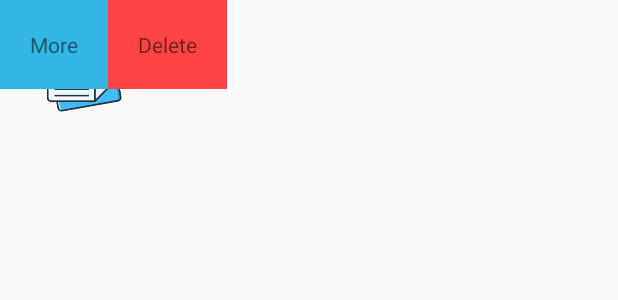
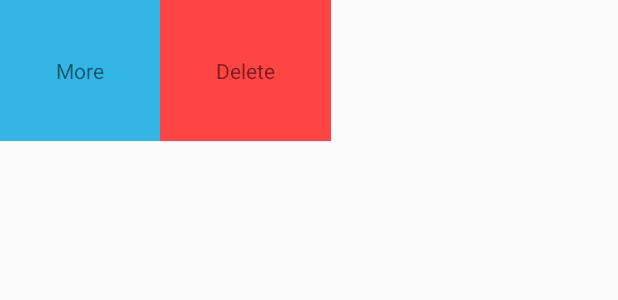
Before and after one commit to fordai/Markdownald-Android, an Android app: the layout activity_main_adapter.xml on its own in the app's theme, with its tools: preview values and no code run, on a phone screen of 412 x 824 dp. Shown: the top 300 px of the screen. Run offline under Robolectric (Android 15) with nearby library versions, the phone set to English and light mode, and no system bars; plain views replace EasySwipeMenuLayout.

Commit message:
...update adapter layout

```diff
--- a/app/src/main/res/layout/activity_main_adapter.xml
+++ b/app/src/main/res/layout/activity_main_adapter.xml
@@ -9,20 +9,20 @@
     >
 
 
-
-
     <RelativeLayout
         android:id="@+id/view_content"
         android:layout_width="match_parent"
         android:layout_height="wrap_content"
         android:orientation="vertical"
-        android:padding="20dp">
+        android:padding="13dp">
 
         <ImageView
             android:id="@+id/image_notebook"
             android:layout_width="69dp"
             android:layout_height="56dp"
-            android:src="@drawable/notes"/>
+            android:src="@drawable/notes"
+            android:scaleX="0.6"
+            android:scaleY="0.6"/>
 
         <TextView
             android:id="@+id/notebook_title"
@@ -30,20 +30,22 @@
             android:layout_height="58dp"
             android:gravity="center"
             android:paddingLeft="60dp"
-            android:textSize="18dp"
+            android:textSize="15dp"
             android:textStyle="bold" />
+
         <LinearLayout
             android:id="@+id/view_conten"
             android:layout_width="match_parent"
             android:layout_height="wrap_content"
             android:orientation="vertical"
-            android:padding="20dp">
+            android:padding="15dp">
 
             <TextView
                 android:id="@+id/text_title"
                 android:layout_width="wrap_content"
                 android:layout_height="wrap_content"
-                android:paddingLeft="60dp" />
+                android:paddingLeft="60dp"
+                android:textSize="15dp"/>
         </LinearLayout>
 
 
@@ -63,7 +65,7 @@
             android:layout_width="wrap_content"
             android:layout_height="wrap_content"
             android:background="@android:color/holo_blue_light"
-            android:padding="20dp"
+            android:padding="37dp"
             android:text="@string/main_more" />
 
         <TextView
@@ -71,7 +73,7 @@
             android:layout_width="wrap_content"
             android:layout_height="wrap_content"
             android:background="@android:color/holo_red_light"
-            android:padding="20dp"
+            android:padding="37dp"
             android:text="@string/main_delete" />
     </LinearLayout>
 </com.guanaj.easyswipemenulibrary.EasySwipeMenuLayout>
```
